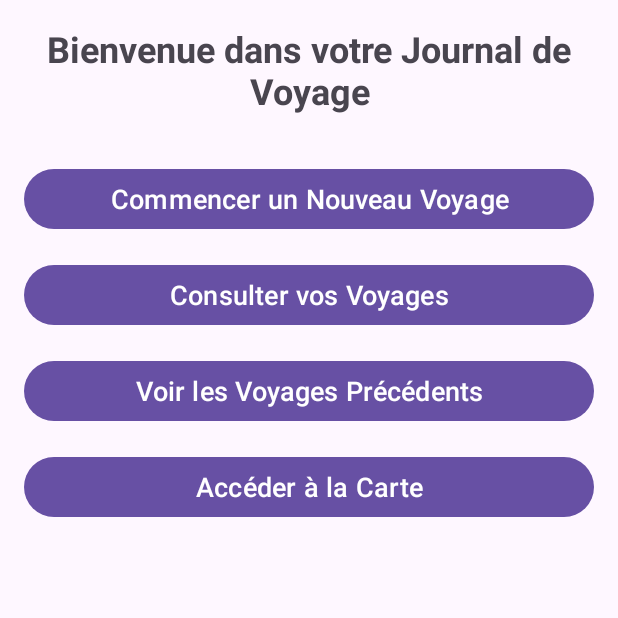
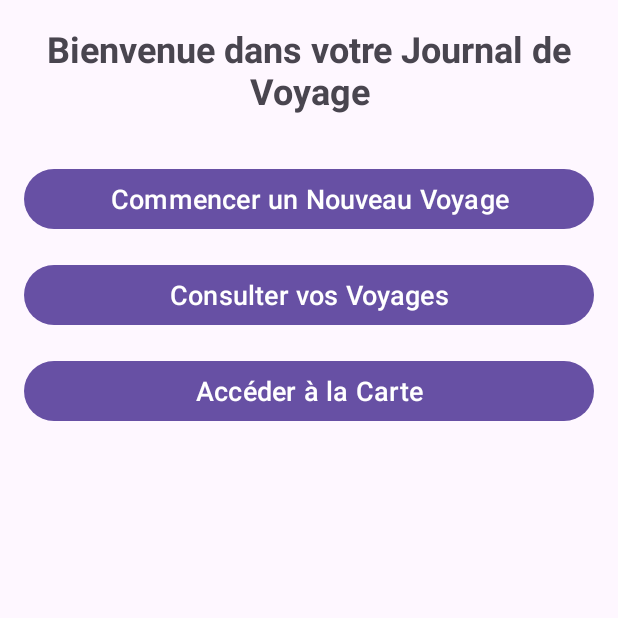
Before and after one commit to BastienLac/ProjetMobile, an Android app: the screen it shows after launch (MainActivity), on a phone screen of 412 x 824 dp, the top half of it. Run offline under Robolectric (Android 15) with nearby library versions, the phone set to English and light mode, and no system bars.

Commit message:
remove button

```diff
--- a/app/src/main/res/layout/activity_main.xml
+++ b/app/src/main/res/layout/activity_main.xml
@@ -34,15 +34,6 @@
         android:layout_marginBottom="16dp"/>
 
     <Button
-        android:id="@+id/btnViewPreviousJourneys"
-        android:layout_width="match_parent"
-        android:layout_height="wrap_content"
-        android:text="@string/last_voyages"
-        android:onClick="MyClickHandler"
-        android:textSize="18sp"
-        android:layout_marginBottom="16dp"/>
-
-    <Button
         android:id="@+id/btnAccessMap"
         android:layout_width="match_parent"
         android:layout_height="wrap_content"
```
